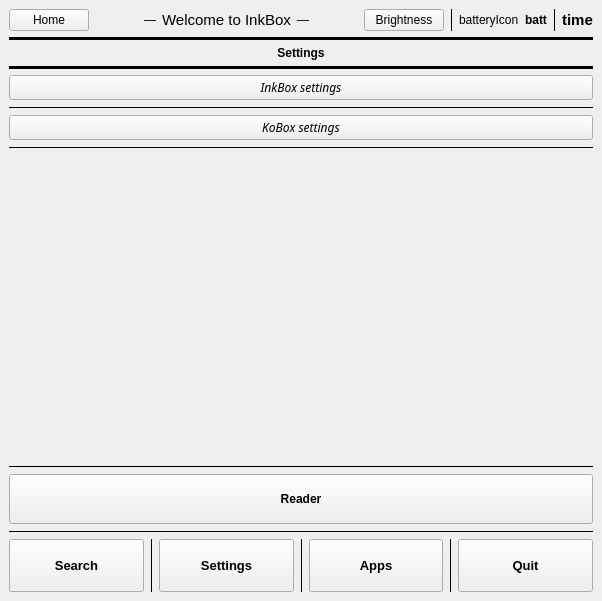
Quill-OS/quill, file mainwindow.ui: the form before one commit.
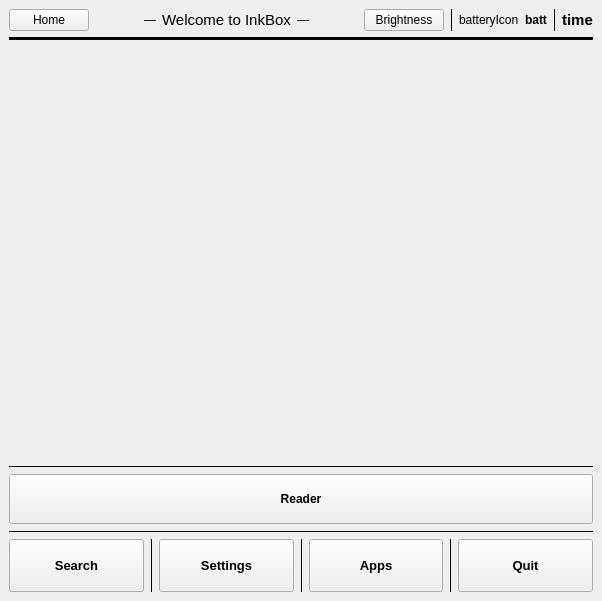
The form after the commit. The open tabs and pages were chosen to show the change.

Commit message:
Finalized working tab switcher
Settings Chooser won't disappear anymore when invoked after Apps tab was
opened.

```diff
--- a/mainwindow.ui
+++ b/mainwindow.ui
@@ -400,107 +400,6 @@
         <property name="bottomMargin">
          <number>0</number>
         </property>
-        <item>
-         <layout class="QGridLayout" name="gridLayout_5">
-          <item row="1" column="0">
-           <widget class="Line" name="line_9">
-            <property name="frameShadow">
-             <enum>QFrame::Plain</enum>
-            </property>
-            <property name="lineWidth">
-             <number>3</number>
-            </property>
-            <property name="orientation">
-             <enum>Qt::Horizontal</enum>
-            </property>
-           </widget>
-          </item>
-          <item row="4" column="0">
-           <layout class="QGridLayout" name="gridLayout_9">
-            <property name="bottomMargin">
-             <number>0</number>
-            </property>
-            <item row="2" column="0">
-             <widget class="QPushButton" name="koboxSettingsBtn">
-              <property name="font">
-               <font>
-                <family>Chivo</family>
-                <weight>50</weight>
-                <italic>true</italic>
-                <bold>false</bold>
-               </font>
-              </property>
-              <property name="text">
-               <string>KoBox settings</string>
-              </property>
-             </widget>
-            </item>
-            <item row="0" column="0">
-             <widget class="QPushButton" name="inkboxSettingsBtn">
-              <property name="font">
-               <font>
-                <family>Chivo</family>
-                <italic>true</italic>
-               </font>
-              </property>
-              <property name="text">
-               <string>InkBox settings</string>
-              </property>
-             </widget>
-            </item>
-            <item row="1" column="0">
-             <widget class="Line" name="line_10">
-              <property name="frameShadow">
-               <enum>QFrame::Plain</enum>
-              </property>
-              <property name="orientation">
-               <enum>Qt::Horizontal</enum>
-              </property>
-             </widget>
-            </item>
-            <item row="3" column="0">
-             <widget class="Line" name="line_11">
-              <property name="frameShadow">
-               <enum>QFrame::Plain</enum>
-              </property>
-              <property name="orientation">
-               <enum>Qt::Horizontal</enum>
-              </property>
-             </widget>
-            </item>
-           </layout>
-          </item>
-          <item row="0" column="0">
-           <widget class="QLabel" name="settingsLabel">
-            <property name="font">
-             <font>
-              <weight>75</weight>
-              <bold>true</bold>
-             </font>
-            </property>
-            <property name="text">
-             <string>Settings</string>
-            </property>
-            <property name="alignment">
-             <set>Qt::AlignCenter</set>
-            </property>
-           </widget>
-          </item>
-          <item row="5" column="0">
-           <spacer name="verticalSpacer_5">
-            <property name="orientation">
-             <enum>Qt::Vertical</enum>
-            </property>
-            <property name="sizeHint" stdset="0">
-             <size>
-              <width>20</width>
-              <height>40</height>
-             </size>
-            </property>
-           </spacer>
-          </item>
-         </layout>
-        </item>
        </layout>
       </widget>
      </widget>
```
The commit also changes 7 other files.
